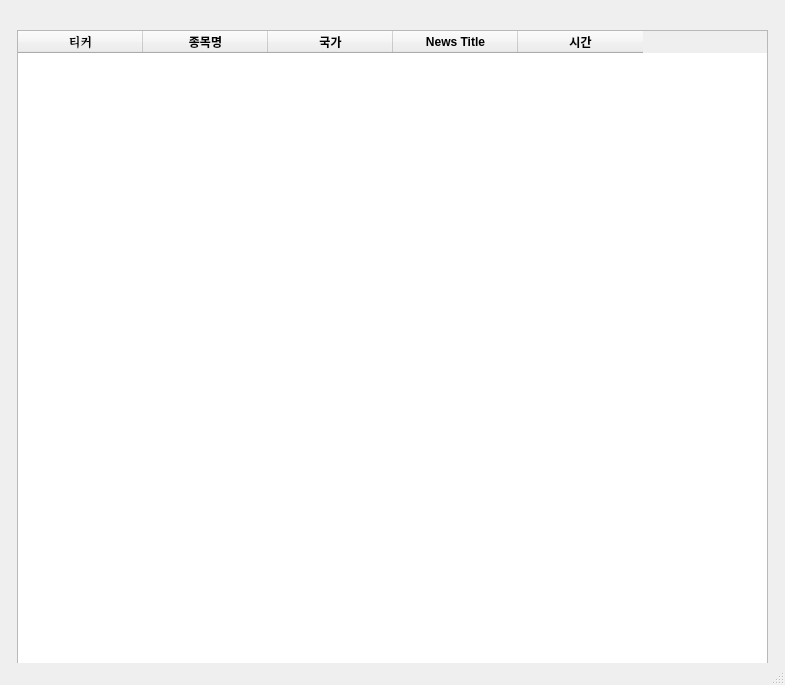
Before: the Qt Designer form 글로벌 뉴스/main_window.ui in kjahoo/MiraePy, drawn with Qt 5.
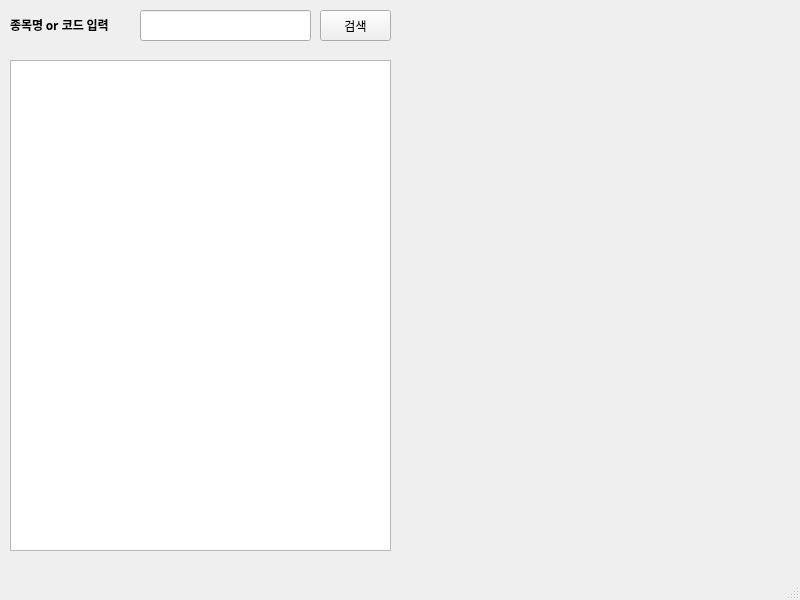
After: the same form once the commit is applied.

Diff of the .ui file:
```diff
--- a/글로벌 뉴스/main_window.ui
+++ b/글로벌 뉴스/main_window.ui
@@ -2,12 +2,15 @@
 <ui version="4.0">
  <class>MainWindow</class>
  <widget class="QMainWindow" name="MainWindow">
+  <property name="enabled">
+   <bool>true</bool>
+  </property>
   <property name="geometry">
    <rect>
     <x>0</x>
     <y>0</y>
-    <width>785</width>
-    <height>685</height>
+    <width>800</width>
+    <height>600</height>
    </rect>
   </property>
   <property name="cursor">
@@ -17,179 +20,80 @@
    <string>관심종목</string>
   </property>
   <widget class="QWidget" name="centralwidget">
-   <widget class="QTableWidget" name="tableWidget">
+   <widget class="QLineEdit" name="StockEdit">
     <property name="geometry">
      <rect>
-      <x>17</x>
-      <y>30</y>
-      <width>751</width>
-      <height>641</height>
+      <x>140</x>
+      <y>10</y>
+      <width>171</width>
+      <height>31</height>
      </rect>
     </property>
-    <property name="minimumSize">
-     <size>
-      <width>751</width>
-      <height>0</height>
-     </size>
+    <property name="whatsThis">
+     <string/>
     </property>
-    <property name="maximumSize">
-     <size>
-      <width>751</width>
-      <height>16777215</height>
-     </size>
+    <property name="text">
+     <string/>
     </property>
-    <property name="contextMenuPolicy">
-     <enum>Qt::DefaultContextMenu</enum>
+   </widget>
+   <widget class="QPushButton" name="searchBtn">
+    <property name="geometry">
+     <rect>
+      <x>320</x>
+      <y>10</y>
+      <width>71</width>
+      <height>31</height>
+     </rect>
     </property>
-    <property name="layoutDirection">
-     <enum>Qt::LeftToRight</enum>
+    <property name="text">
+     <string>검색</string>
     </property>
-    <property name="autoFillBackground">
-     <bool>true</bool>
+   </widget>
+   <widget class="QLabel" name="label">
+    <property name="geometry">
+     <rect>
+      <x>10</x>
+      <y>10</y>
+      <width>121</width>
+      <height>31</height>
+     </rect>
     </property>
-    <property name="styleSheet">
-     <string notr="true">selection-background-color: rgb(189, 189, 189);</string>
+    <property name="font">
+     <font>
+      <family>돋움</family>
+      <weight>75</weight>
+      <bold>true</bold>
+     </font>
     </property>
-    <property name="gridStyle">
-     <enum>Qt::SolidLine</enum>
+    <property name="text">
+     <string>종목명 or 코드 입력</string>
     </property>
-    <property name="sortingEnabled">
-     <bool>true</bool>
+    <property name="textFormat">
+     <enum>Qt::RichText</enum>
     </property>
-    <property name="rowCount">
-     <number>0</number>
+   </widget>
+   <widget class="QColumnView" name="columnView">
+    <property name="geometry">
+     <rect>
+      <x>10</x>
+      <y>60</y>
+      <width>381</width>
+      <height>491</height>
+     </rect>
     </property>
-    <property name="columnCount">
-     <number>5</number>
-    </property>
-    <attribute name="horizontalHeaderVisible">
-     <bool>true</bool>
-    </attribute>
-    <attribute name="horizontalHeaderCascadingSectionResizes">
-     <bool>true</bool>
-    </attribute>
-    <attribute name="horizontalHeaderDefaultSectionSize">
-     <number>125</number>
-    </attribute>
-    <attribute name="horizontalHeaderHighlightSections">
-     <bool>false</bool>
-    </attribute>
-    <attribute name="horizontalHeaderMinimumSectionSize">
-     <number>0</number>
-    </attribute>
-    <attribute name="horizontalHeaderStretchLastSection">
-     <bool>false</bool>
-    </attribute>
-    <attribute name="verticalHeaderVisible">
-     <bool>true</bool>
-    </attribute>
-    <attribute name="verticalHeaderCascadingSectionResizes">
-     <bool>true</bool>
-    </attribute>
-    <attribute name="verticalHeaderDefaultSectionSize">
-     <number>0</number>
-    </attribute>
-    <attribute name="verticalHeaderHighlightSections">
-     <bool>false</bool>
-    </attribute>
-    <attribute name="verticalHeaderMinimumSectionSize">
-     <number>0</number>
-    </attribute>
-    <column>
-     <property name="text">
-      <string>티커</string>
-     </property>
-     <property name="font">
-      <font>
-       <family>Constantia</family>
-       <weight>75</weight>
-       <italic>false</italic>
-       <bold>true</bold>
-      </font>
-     </property>
-     <property name="background">
-      <color>
-       <red>208</red>
-       <green>208</green>
-       <blue>208</blue>
-      </color>
-     </property>
-    </column>
-    <column>
-     <property name="text">
-      <string>종목명</string>
-     </property>
-     <property name="font">
-      <font>
-       <weight>75</weight>
-       <bold>true</bold>
-      </font>
-     </property>
-     <property name="background">
-      <color alpha="0">
-       <red>198</red>
-       <green>198</green>
-       <blue>198</blue>
-      </color>
-     </property>
-    </column>
-    <column>
-     <property name="text">
-      <string>국가</string>
-     </property>
-     <property name="font">
-      <font>
-       <weight>75</weight>
-       <bold>true</bold>
-      </font>
-     </property>
-     <property name="background">
-      <color>
-       <red>198</red>
-       <green>198</green>
-       <blue>198</blue>
-      </color>
-     </property>
-    </column>
-    <column>
-     <property name="text">
-      <string>News Title</string>
-     </property>
-     <property name="font">
-      <font>
-       <weight>75</weight>
-       <bold>true</bold>
-      </font>
-     </property>
-     <property name="background">
-      <color>
-       <red>198</red>
-       <green>198</green>
-       <blue>198</blue>
-      </color>
-     </property>
-    </column>
-    <column>
-     <property name="text">
-      <string>시간</string>
-     </property>
-     <property name="font">
-      <font>
-       <weight>75</weight>
-       <bold>true</bold>
-      </font>
-     </property>
-     <property name="background">
-      <color>
-       <red>198</red>
-       <green>198</green>
-       <blue>198</blue>
-      </color>
-     </property>
-    </column>
    </widget>
   </widget>
-  <widget class="QStatusBar" name="statusBar"/>
+  <widget class="QMenuBar" name="menubar">
+   <property name="geometry">
+    <rect>
+     <x>0</x>
+     <y>0</y>
+     <width>800</width>
+     <height>21</height>
+    </rect>
+   </property>
+  </widget>
+  <widget class="QStatusBar" name="statusbar"/>
  </widget>
  <resources/>
  <connections/>
```
Left out of the diff: 8 changed lines with no effect on the pictures.
